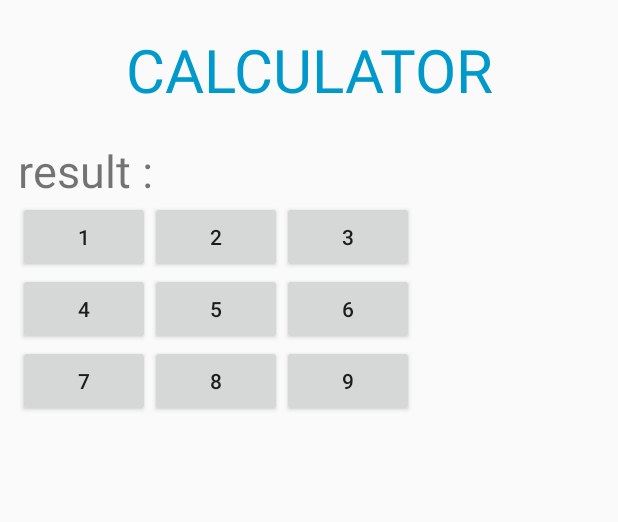
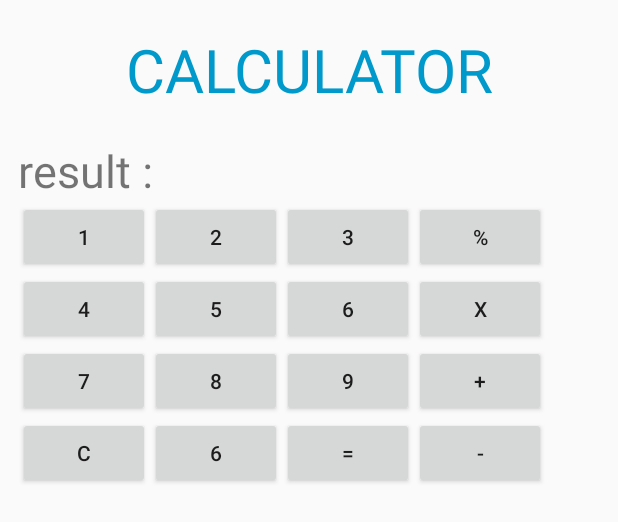
Before and after one commit to KangJuSeong/mobilePrograming_assignment, an Android app: the layout cal.xml on its own in the app's theme, with its tools: preview values and no code run, on a phone screen of 412 x 824 dp. Shown: the top 522 px of the screen. Run offline under Robolectric (Android 15) with nearby library versions, the phone set to English and light mode, and no system bars.

Commit message:
third page layout complete

```diff
--- a/Assginment_mobilePrograming/app/src/main/res/layout/cal.xml
+++ b/Assginment_mobilePrograming/app/src/main/res/layout/cal.xml
@@ -31,17 +31,40 @@
         android:layout_height="wrap_content"
         android:layout_width="wrap_content"
         android:orientation="vertical"
-        android:rowCount="3"
-        android:colCount="3">
-        <Button android:text="1"/>
-        <Button android:text="4"/>
-        <Button android:text="7"/>
-        <Button android:text="2"/>
-        <Button android:text="5"/>
-        <Button android:text="8"/>
-        <Button android:text="3"/>
-        <Button android:text="6"/>
-        <Button android:text="9"/>
+        android:rowCount="4"
+        android:colCount="4">
+        <Button
+            android:text="1"/>
+        <Button
+            android:text="4"/>
+        <Button
+            android:text="7"/>
+        <Button
+            android:text="C"/>
+        <Button
+            android:text="2"/>
+        <Button
+            android:text="5"/>
+        <Button
+            android:text="8"/>
+        <Button
+            android:text="6"/>
+        <Button
+            android:text="3"/>
+        <Button
+            android:text="6"/>
+        <Button
+            android:text="9"/>
+        <Button
+            android:text="="/>
+        <Button
+            android:text="%"/>
+        <Button
+            android:text="x"/>
+        <Button
+            android:text="+"/>
+        <Button
+            android:text="-"/>
     </GridLayout>
 
 
```
